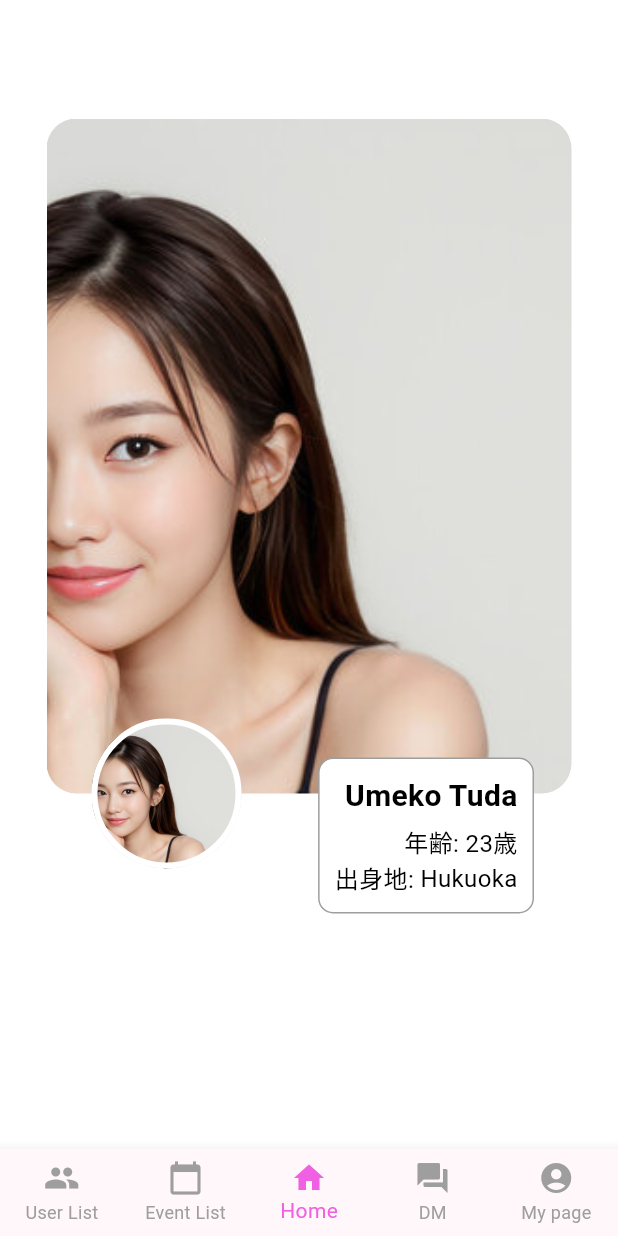
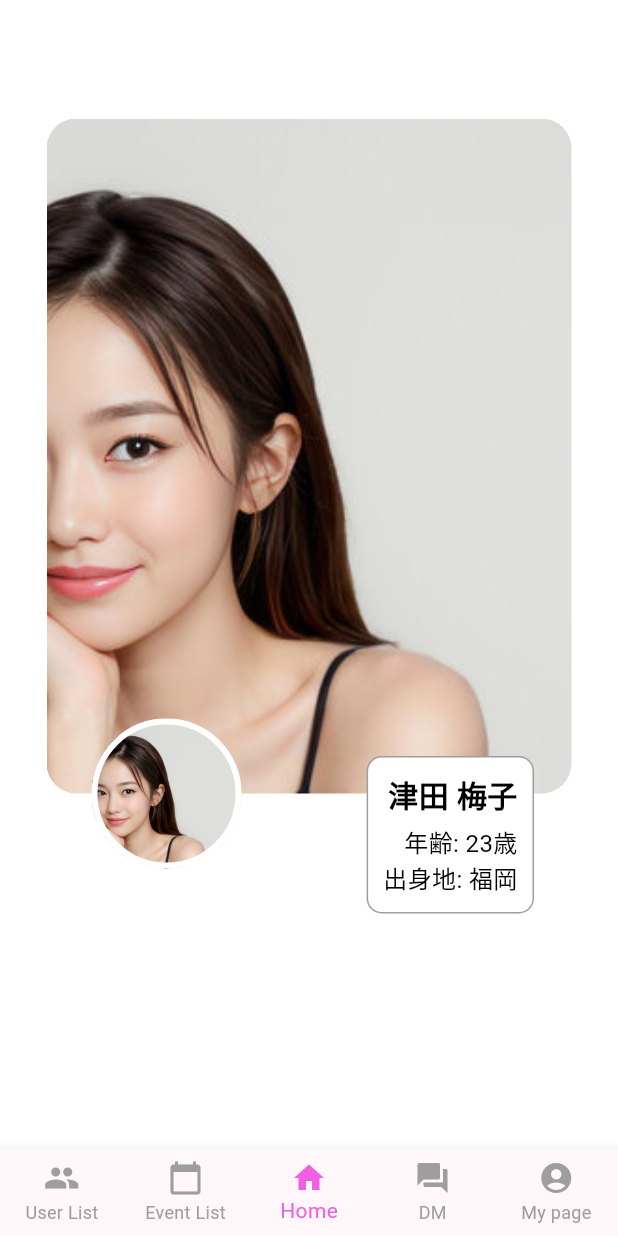
Before and after one commit to SeinKina/aisai_app, a Flutter app: the HomeScreen screen opened by its route, on a phone screen of 412 x 824 dp. Run offline on Flutter 3.47's test engine with Material 3 defaults, Android fonts, the light colour scheme and no system bars; our stand-ins replace cloud_firestore, confetti, firebase_auth, firebase_core, flutter_svg, geolocator and 2 more; accounts and stored records are empty.

Commit message:
Refactor top_page.dart to update user profile names and hometowns

```diff
--- a/lib/top/top_page.dart
+++ b/lib/top/top_page.dart
@@ -5,44 +5,44 @@ class UserProfileSlider extends StatelessWidget {
     {
       'image': 'assets/image/us4.jpg',
       'icon': 'assets/image/us4.jpg',
-      'name': 'Umeko Tuda',
+      'name': '津田 梅子',
       'age': '23',
-      'hometown': 'Hukuoka',
+      'hometown': '福岡',
     },
     {
       'image': 'assets/image/us1.png',
       'icon': 'assets/image/us1.png',
-      'name': 'Keiko miyagi',
+      'name': '宮城 恵子',
       'age': '25',
-      'hometown': 'Tokyo',
+      'hometown': '東京',
     },
     {
       'image': 'assets/image/us2.jpg',
       'icon': 'assets/image/us2.jpg',
-      'name': 'Sano Miko',
+      'name': '佐野 美子',
       'age': '28',
-      'hometown': 'New York',
+      'hometown': 'ニューヨーク',
     },
     {
       'image': 'assets/image/us3.jpg',
       'icon': 'assets/image/us3.jpg',
-      'name': 'Kyouko kinnyjou',
+      'name': '金城 京子',
       'age': '25',
-      'hometown': 'Aiti',
+      'hometown': '愛知',
     },
     {
       'image': 'assets/image/us5.jpg',
       'icon': 'assets/image/us5.jpg',
-      'name': 'Mariko kina',
+      'name': '喜名 真理子',
       'age': '28',
       'hometown': '21',
     },
     {
       'image': 'assets/image/us6.jpg',
       'icon': 'assets/image/us6.jpg',
-      'name': 'riko Hujizono',
+      'name': '藤園 理子',
       'age': '26',
-      'hometown': 'Saitama',
+      'hometown': '埼玉',
     },
   ];
 
```
